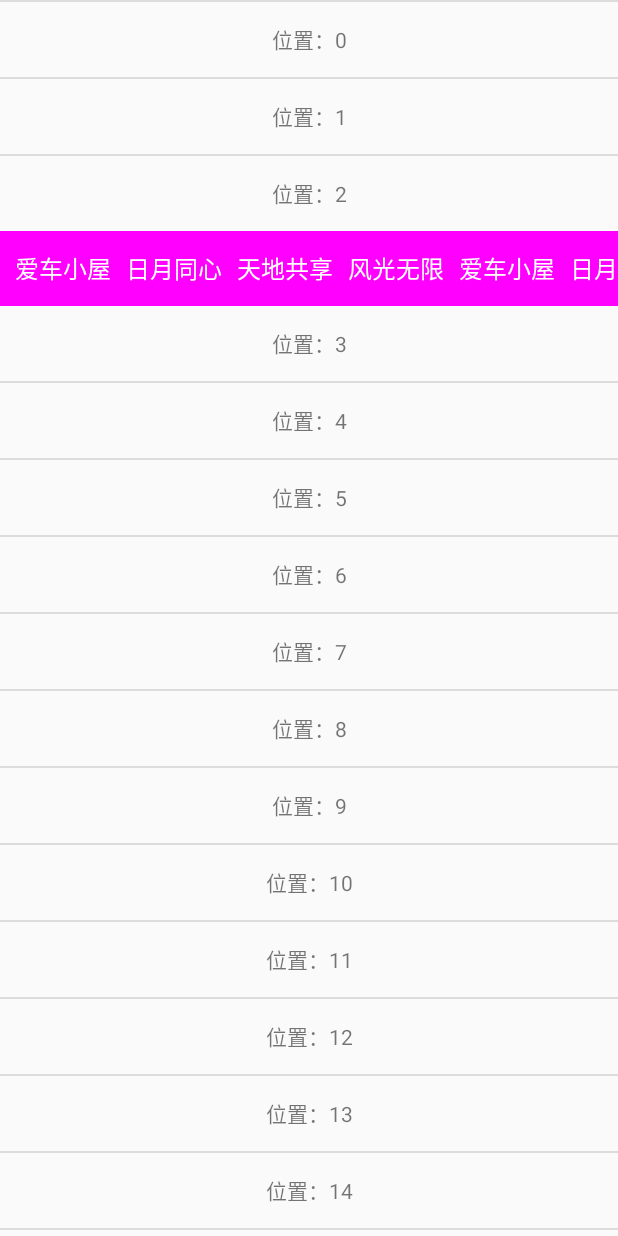
After one commit to cssyueyeqinglong/CirclePieDemo, an Android app: the ViewPagerActivity screen opened directly, with no data from a screen before it, on a phone screen of 412 x 824 dp. The commit adds this screen. Run offline under Robolectric (Android 15) with nearby library versions, the phone set to English and light mode, and no system bars.

```diff
--- a/app/build.gradle
+++ b/app/build.gradle
@@ -21,9 +21,11 @@ android {
 
 dependencies {
     compile fileTree(include: ['*.jar'], dir: 'libs')
+    compile files('libs/glide-3.6.1.jar')
     compile 'com.android.support:appcompat-v7:25.3.1'
     compile 'com.jakewharton:butterknife:8.6.0'
+    compile 'com.android.support:recyclerview-v7:25.3.1'
+    compile 'com.android.support.constraint:constraint-layout:1.0.0-alpha8'
+    compile 'com.android.support:design:25.3.1'
     annotationProcessor 'com.jakewharton:butterknife-compiler:8.6.0'
-    compile 'com.android.support:recyclerview-v7:25.3.1'
-    compile files('libs/glide-3.6.1.jar')
 }
--- /dev/null
+++ b/app/src/main/java/com/cy/circlepie/StickyItemDection.java
@@ -0,0 +1,191 @@
+package com.cy.circlepie;
+
+import android.content.Context;
+import android.content.res.TypedArray;
+import android.graphics.Canvas;
+import android.graphics.Color;
+import android.graphics.Paint;
+import android.graphics.Rect;
+import android.graphics.drawable.Drawable;
+import android.support.v7.widget.LinearLayoutManager;
+import android.support.v7.widget.RecyclerView;
+import android.text.TextUtils;
+import android.util.Log;
+import android.util.TypedValue;
+import android.view.View;
+
+import java.util.HashMap;
+import java.util.Map;
+
+/**
+ * Created by Administrator on 2017/8/4.
+ */
+
+public class StickyItemDection extends RecyclerView.ItemDecoration {
+    private static final String TAG = "FloatingItemDecoration";
+    private static final int[] ATTRS = new int[]{android.R.attr.listDivider};
+    private Drawable mDivider;
+    private int dividerHeight;
+    private int dividerWidth;
+    private Map<Integer, String> keys = new HashMap<>();
+    private int mTitleHeight;
+    private Paint mTextPaint;
+    private Paint mBackgroundPaint;
+    private float mTextHeight;
+    private float mTextBaselineOffset;
+    private Context mContext;
+    /**
+     * 滚动列表的时候是否一直显示悬浮头部
+     */
+    private boolean showFloatingHeaderOnScrolling = true;
+
+    public StickyItemDection(Context context) {
+        final TypedArray a = context.obtainStyledAttributes(ATTRS);
+        mDivider = a.getDrawable(0);
+        a.recycle();
+        this.dividerHeight = mDivider.getIntrinsicHeight();
+        this.dividerWidth = mDivider.getIntrinsicWidth();
+        init(context);
+    }
+
+    private void init(Context mContext) {
+        this.mContext = mContext;
+        mTextPaint = new Paint();
+        mTextPaint.setAntiAlias(true);
+        mTextPaint.setTextSize(TypedValue.applyDimension(TypedValue.COMPLEX_UNIT_SP, 16, mContext.getResources().getDisplayMetrics()));
+        mTextPaint.setColor(Color.WHITE);
+        Paint.FontMetrics fm = mTextPaint.getFontMetrics();
+        mTextHeight = fm.bottom - fm.top;//计算文字高度
+        mTextBaselineOffset = fm.bottom;
+
+        mBackgroundPaint = new Paint();
+        mBackgroundPaint.setAntiAlias(true);
+        mBackgroundPaint.setColor(Color.MAGENTA);
+    }
+
+    @Override
+    public void onDraw(Canvas c, RecyclerView parent, RecyclerView.State state) {
+        super.onDraw(c, parent, state);
+        drawVertical(c, parent);
+    }
+
+
+    @Override
+    public void onDrawOver(Canvas c, RecyclerView parent, RecyclerView.State state) {
+        super.onDrawOver(c, parent, state);
+        if (!showFloatingHeaderOnScrolling) {
+            return;
+        }
+        int firstVisiblePos = ((LinearLayoutManager) parent.getLayoutManager()).findFirstVisibleItemPosition();
+        if (firstVisiblePos == RecyclerView.NO_POSITION) {
+            return;
+        }
+        String title = getTitle(firstVisiblePos);
+        if (TextUtils.isEmpty(title)) {
+            return;
+        }
+        boolean flag = false;
+        if (getTitle(firstVisiblePos + 1) != null && !title.equals(getTitle(firstVisiblePos + 1))) {
+            //说明是当前组最后一个元素，但不一定碰撞了
+//            Log.e(TAG, "onDrawOver: "+"==============" +firstVisiblePos);
+            View child = parent.findViewHolderForAdapterPosition(firstVisiblePos).itemView;
+            if (child.getTop() + child.getMeasuredHeight() < mTitleHeight) {
+                //进一步检测碰撞
+//                Log.e(TAG, "onDrawOver: "+child.getTop()+"$"+firstVisiblePos );
+                c.save();//保存画布当前的状态
+                flag = true;
+                c.translate(0, child.getTop() + child.getMeasuredHeight() - mTitleHeight);//负的代表向上
+            }
+        }
+        int left = parent.getPaddingLeft();
+        int right = parent.getWidth() - parent.getPaddingRight();
+        int top = parent.getPaddingTop();
+        int bottom = top + mTitleHeight;
+        c.drawRect(left, top, right, bottom, mBackgroundPaint);
+        float x = TypedValue.applyDimension(TypedValue.COMPLEX_UNIT_DIP, 10, mContext.getResources().getDisplayMetrics());
+        float y = bottom - (mTitleHeight - mTextHeight) / 2 - mTextBaselineOffset;//计算文字baseLine
+        String[] content = {"爱车小屋", "日月同心", "天地共享", "风光无限"};
+        float leftSpace=x;
+        for (int j = 0; j < content.length; j++) {
+            Log.d("x","x=="+mTextPaint.measureText(content[j]));
+            c.drawText(content[j], leftSpace , y, mTextPaint);
+            leftSpace+=x + mTextPaint.measureText(content[j]);
+        }
+        if (flag) {
+            //还原画布为初始状态
+            c.restore();
+        }
+    }
+
+    @Override
+    public void getItemOffsets(Rect outRect, View view, RecyclerView parent, RecyclerView.State state) {
+        super.getItemOffsets(outRect, view, parent, state);
+        int pos = parent.getChildViewHolder(view).getAdapterPosition();
+        if (keys.containsKey(pos)) {//留出头部偏移
+            outRect.set(0, mTitleHeight, 0, 0);
+        } else {
+            outRect.set(0, dividerHeight, 0, 0);
+        }
+    }
+
+    /**
+     * *如果该位置没有，则往前循环去查找标题，找到说明该位置属于该分组
+     *
+     * @param position
+     * @return
+     */
+    private String getTitle(int position) {
+        while (position >= 0) {
+            if (keys.containsKey(position)) {
+                return keys.get(position);
+            }
+            position--;
+        }
+        return null;
+    }
+
+
+    private void drawVertical(Canvas c, RecyclerView parent) {
+        int left = parent.getPaddingLeft();
+        int right = parent.getWidth() - parent.getPaddingRight();
+        int top = 0;
+        int bottom = 0;
+        for (int i = 0; i < parent.getChildCount(); i++) {
+            View child = parent.getChildAt(i);
+            final RecyclerView.LayoutParams params = (RecyclerView.LayoutParams) child.getLayoutParams();
+            if (!keys.containsKey(params.getViewLayoutPosition())) {
+                //画普通分割线
+                top = child.getTop() - params.topMargin - dividerHeight;
+                bottom = top + dividerHeight;
+                mDivider.setBounds(left, top, right, bottom);
+                mDivider.draw(c);
+            } else {
+                //画头部
+                top = child.getTop() - params.topMargin - mTitleHeight;
+                bottom = top + mTitleHeight;
+                c.drawRect(left, top, right, bottom, mBackgroundPaint);
+//                float x=child.getPaddingLeft()+params.leftMargin;
+                float x = TypedValue.applyDimension(TypedValue.COMPLEX_UNIT_DIP, 10, mContext.getResources().getDisplayMetrics());
+                float y = bottom - (mTitleHeight - mTextHeight) / 2 - mTextBaselineOffset;//计算文字baseLine
+//                Log.e(TAG, "drawVertical: "+bottom );
+                String[] content = {"爱车小屋", "日月同心", "天地共享", "风光无限","爱车小屋", "日月同心", "天地共享", "风光无限"};
+                float leftSpace=x;
+                for (int j = 0; j < content.length; j++) {
+                    Log.d("x","x=="+mTextPaint.measureText(content[j]));
+                    c.drawText(content[j], leftSpace , y, mTextPaint);
+                    leftSpace+=x + mTextPaint.measureText(content[j]);
+                }
+//                c.drawText(keys.get(params.getViewLayoutPosition()), x, y, mTextPaint);
+            }
+        }
+    }
+
+    public void setKeys(Map<Integer, String> keys) {
+        this.keys.clear();
+        this.keys.putAll(keys);
+    }
+
+    public void setmTitleHeight(int titleHeight) {
+        this.mTitleHeight = titleHeight;
+    }
+}
--- a/app/src/main/java/com/cy/circlepie/act/MainActivity.java
+++ b/app/src/main/java/com/cy/circlepie/act/MainActivity.java
@@ -76,6 +76,7 @@ public class MainActivity extends AppCompatActivity {
                 edit.putString("name", datas[position]);
                 edit.commit();
 //                android.os.Process.killProcess(android.os.Process.myPid());
+                startActivity(new Intent(MainActivity.this,ViewPagerActivity.class));
 
             }
         });
--- /dev/null
+++ b/app/src/main/java/com/cy/circlepie/act/ViewPagerActivity.java
@@ -0,0 +1,176 @@
+package com.cy.circlepie.act;
+
+import android.annotation.TargetApi;
+import android.content.Context;
+import android.graphics.Color;
+import android.os.Build;
+import android.os.Bundle;
+import android.support.design.widget.FloatingActionButton;
+import android.support.design.widget.Snackbar;
+import android.support.v4.view.PagerAdapter;
+import android.support.v4.view.ViewPager;
+import android.support.v7.app.AppCompatActivity;
+import android.support.v7.widget.LinearLayoutManager;
+import android.support.v7.widget.RecyclerView;
+import android.support.v7.widget.Toolbar;
+import android.util.Log;
+import android.util.TypedValue;
+import android.view.Gravity;
+import android.view.LayoutInflater;
+import android.view.View;
+import android.view.ViewGroup;
+import android.widget.ImageView;
+import android.widget.TextView;
+
+import com.cy.circlepie.R;
+import com.cy.circlepie.StickyItemDection;
+
+import java.util.ArrayList;
+import java.util.Arrays;
+import java.util.HashMap;
+import java.util.List;
+import java.util.Map;
+
+public class ViewPagerActivity extends AppCompatActivity {
+    private float mMinScale = 0.85f;//viewpager图片的缩放比例
+    public static final float DEFAULT_CENTER = 0.5f;
+    private RecyclerView mRecyclerView;
+    private String[] data;
+
+    @Override
+    protected void onCreate(Bundle savedInstanceState) {
+        super.onCreate(savedInstanceState);
+        setContentView(R.layout.activity_view_pager);
+        ViewPager viewPager = (ViewPager) findViewById(R.id.id_viewpager);
+        viewPager.setPageMargin(20);
+        viewPager.setOffscreenPageLimit(3);
+        data = new String[]{"a", "b", "c"};
+        viewPager.setAdapter(new BitmapAdapter(new ArrayList<String>(Arrays.asList(data)), this));
+        viewPager.setPageTransformer(true, new ScaleInTransformer());
+        mRecyclerView = (RecyclerView) findViewById(R.id.recycler);
+        mRecyclerView.setLayoutManager(new LinearLayoutManager(this));
+
+        final StickyItemDection floatingItemDecoration = new StickyItemDection(this);
+        Map<Integer, String> keys = new HashMap<>();
+        keys.put(3, "呵呵");
+        floatingItemDecoration.setKeys(keys);
+        floatingItemDecoration.setmTitleHeight((int) TypedValue.applyDimension(TypedValue.COMPLEX_UNIT_DIP, 50, getResources().getDisplayMetrics()));
+        mRecyclerView.addItemDecoration(floatingItemDecoration);
+
+        mRecyclerView.setAdapter(new ViewAdapter());
+        int itemCount = mRecyclerView.getAdapter().getItemCount();
+        Log.d("count", "count:" + itemCount);
+    }
+
+    private class ViewAdapter extends RecyclerView.Adapter<TestViewHolder> {
+
+        @Override
+        public TestViewHolder onCreateViewHolder(ViewGroup parent, int viewType) {
+            TextView tv = new TextView(ViewPagerActivity.this);
+            tv.setGravity(Gravity.CENTER);
+            ViewGroup.LayoutParams params = new ViewGroup.LayoutParams(ViewGroup.LayoutParams.MATCH_PARENT, dp2dx(50));
+            tv.setLayoutParams(params);
+            return new TestViewHolder(tv);
+        }
+
+        @Override
+        public void onBindViewHolder(TestViewHolder holder, int position) {
+            ((TextView) holder.itemView).setText("位置：" + position);
+        }
+
+        @Override
+        public int getItemCount() {
+            return data.length * 6;
+        }
+    }
+
+    private class TestViewHolder extends RecyclerView.ViewHolder {
+
+        public TestViewHolder(View itemView) {
+            super(itemView);
+        }
+    }
+
+    private class BitmapAdapter extends PagerAdapter {
+        private List<String> datas;
+        private Context context;
+
+        public BitmapAdapter(List<String> datas, Context context) {
+            this.datas = datas;
+            this.context = context;
+        }
+
+        @Override
+        public int getCount() {
+            return datas == null ? 0 : datas.size();
+        }
+
+        @Override
+        public boolean isViewFromObject(View view, Object object) {
+            return view == object;
+        }
+
+        @Override
+        public void destroyItem(ViewGroup container, int position, Object object) {
+            container.removeView((View) object);
+        }
+
+        @Override
+        public Object instantiateItem(ViewGroup container, int position) {
+            ImageView iv = new ImageView(context);
+//            ViewGroup.LayoutParams params = new ViewGroup.LayoutParams(ViewGroup.LayoutParams.MATCH_PARENT, ViewGroup.LayoutParams.MATCH_PARENT);
+//            iv.setLayoutParams(params);
+            iv.setScaleType(ImageView.ScaleType.FIT_XY);
+            container.addView(iv);
+            iv.setImageResource(R.mipmap.ic_launcher);
+            return iv;
+        }
+    }
+
+    //viewpager的显示动画
+
+    private class ScaleInTransformer implements ViewPager.PageTransformer {
+        @TargetApi(Build.VERSION_CODES.HONEYCOMB)
+        public void transformPage(View view, float position) {
+            view.setScaleX(0.999f);
+            Log.d("position", "pos=" + position);
+            int pageWidth = view.getWidth();
+            int pageHeight = view.getHeight();
+
+            view.setPivotY(pageHeight / 2);
+            view.setPivotX(pageWidth / 2);
+            if (position < -1) { // [-Infinity,-1)
+                // This page is way off-screen to the left.
+                view.setScaleX(mMinScale);
+                view.setScaleY(mMinScale);
+                view.setPivotX(pageWidth);
+            } else if (position <= 1) { // [-1,1]
+                // Modify the default slide transition to shrink the page as well
+                if (position < 0) //1-2:1[0,-1] ;2-1:1[-1,0]
+                {
+
+                    float scaleFactor = (1 + position) * (1 - mMinScale) + mMinScale;
+                    view.setScaleX(scaleFactor);
+                    view.setScaleY(scaleFactor);
+
+                    view.setPivotX(pageWidth * (DEFAULT_CENTER + (DEFAULT_CENTER * -position)));
+
+                } else //1-2:2[1,0] ;2-1:2[0,1]
+                {
+                    float scaleFactor = (1 - position) * (1 - mMinScale) + mMinScale;
+                    view.setScaleX(scaleFactor);
+                    view.setScaleY(scaleFactor);
+                    view.setPivotX(pageWidth * ((1 - position) * DEFAULT_CENTER));
+                }
+            } else { // (1,+Infinity]
+                view.setPivotX(0);
+                view.setScaleX(mMinScale);
+                view.setScaleY(mMinScale);
+            }
+        }
+    }
+
+    public int dp2dx(int value) {
+        return ((int) (getResources().getDisplayMetrics().density * value));
+    }
+}
--- /dev/null
+++ b/app/src/main/res/layout/activity_view_pager.xml
@@ -0,0 +1,32 @@
+<?xml version="1.0" encoding="utf-8"?>
+<LinearLayout xmlns:android="http://schemas.android.com/apk/res/android"
+    xmlns:tools="http://schemas.android.com/tools"
+    android:layout_width="match_parent"
+    android:layout_height="match_parent"
+    android:orientation="vertical">
+
+    <FrameLayout
+        android:visibility="gone"
+        android:layout_width="match_parent"
+        android:layout_height="160dp"
+        android:layout_centerInParent="true"
+        android:background="@color/colorAccent"
+        android:clipChildren="false">
+
+        <android.support.v4.view.ViewPager
+            android:id="@+id/id_viewpager"
+            android:layout_width="match_parent"
+            android:layout_height="120dp"
+            android:layout_gravity="center"
+            android:layout_marginLeft="60dp"
+            android:layout_marginRight="60dp"
+            android:clipChildren="false" />
+
+    </FrameLayout>
+
+    <android.support.v7.widget.RecyclerView
+        android:id="@+id/recycler"
+        android:layout_width="match_parent"
+        android:layout_height="match_parent" />
+
+</LinearLayout>
--- /dev/null
+++ b/app/src/main/res/values/dimens.xml
@@ -0,0 +1,3 @@
+<resources>
+    <dimen name="fab_margin">16dp</dimen>
+</resources>
--- a/app/src/main/res/values/strings.xml
+++ b/app/src/main/res/values/strings.xml
@@ -6,4 +6,5 @@
         <item>2048小游戏</item>
         <item>拼图游戏</item>
     </string-array>
+    <string name="title_activity_view_pager">ViewPagerActivity</string>
 </resources>
--- a/app/src/main/res/values/styles.xml
+++ b/app/src/main/res/values/styles.xml
@@ -8,5 +8,14 @@
         <item name="colorAccent">@color/colorAccent</item>
     </style>
 
+    <style name="AppTheme.NoActionBar">
+        <item name="windowActionBar">false</item>
+        <item name="windowNoTitle">true</item>
+    </style>
+
+    <style name="AppTheme.AppBarOverlay" parent="ThemeOverlay.AppCompat.Dark.ActionBar" />
+
+    <style name="AppTheme.PopupOverlay" parent="ThemeOverlay.AppCompat.Light" />
+
 
 </resources>
```
Also changed, not shown: app/src/main/AndroidManifest.xml (+8 -3 lines), app/src/main/res/drawable/bg_yellow_yellow_10r.xml (added, +8 -0 lines), app/src/main/res/layout/content_view_pager.xml (added, +32 -0 lines).
